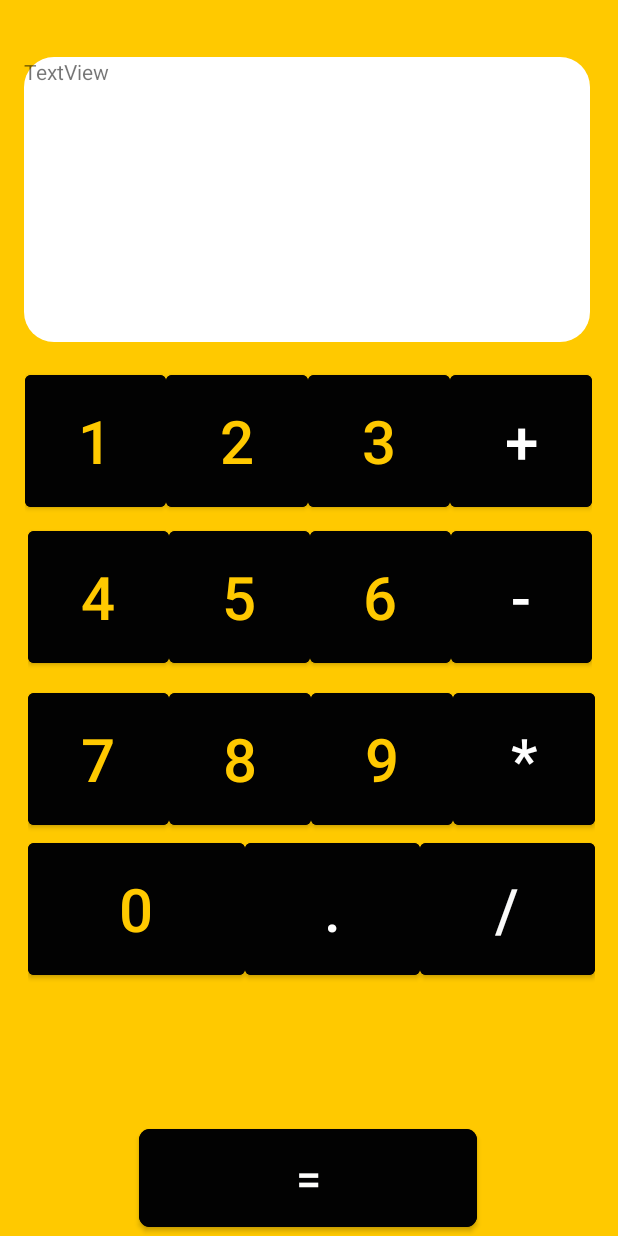
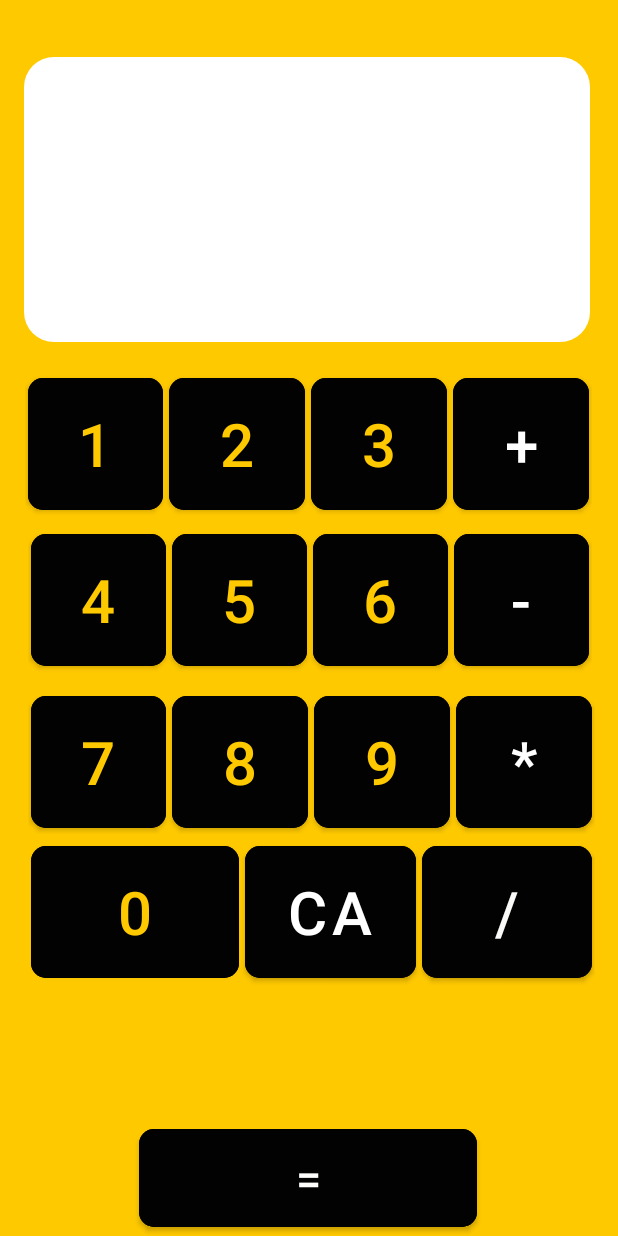
Before and after one commit to VishwasDubey150/My-calculator, an Android app: the screen it shows after launch (MainActivity), on a phone screen of 412 x 824 dp. Run offline under Robolectric (Android 15) with nearby library versions, the phone set to English and light mode, and no system bars.

Commit message:
only internal coading left

```diff
--- a/app/src/main/java/com/example/calculator/MainActivity.kt
+++ b/app/src/main/java/com/example/calculator/MainActivity.kt
@@ -5,11 +5,23 @@ import android.os.Bundle
 import android.view.View
 import android.view.View.SYSTEM_UI_FLAG_FULLSCREEN
 import android.view.Window
-
+import android.widget.Button
+import android.widget.TextView
+// null to remove nullable exceptions
+private var tvinput: TextView? = null
 class MainActivity : AppCompatActivity() {
     override fun onCreate(savedInstanceState: Bundle?) {
         super.onCreate(savedInstanceState)
         setContentView(R.layout.activity_main)
         supportActionBar?.hide()
+        tvinput=findViewById(R.id.tvinput)
+
+    }
+
+    fun digit(view: android.view.View) {
+        tvinput?.append((view as Button).text)
+    }
+    fun clear(view: android.view.View) {
+        tvinput?.text=""
     }
 }
--- a/app/src/main/res/layout/activity_main.xml
+++ b/app/src/main/res/layout/activity_main.xml
@@ -8,11 +8,14 @@
     tools:context=".MainActivity">
 
     <TextView
-        android:id="@+id/textView3"
+        android:id="@+id/tvinput"
         android:layout_width="377dp"
         android:layout_height="190dp"
         android:background="@drawable/bg_et"
-        android:text="TextView"
+        android:textColor="@color/black"
+        android:padding="10sp"
+        android:gravity="bottom|right"
+        android:textSize="35sp"
         app:layout_constraintBottom_toBottomOf="parent"
         app:layout_constraintEnd_toEndOf="parent"
         app:layout_constraintHorizontal_bias="0.47"
@@ -38,18 +41,26 @@
             android:id="@+id/button1"
             android:layout_width="wrap_content"
             android:layout_height="wrap_content"
+            android:layout_margin="2dp"
             android:layout_weight="1"
             android:height="100dp"
             android:backgroundTint="#020202"
+
+            android:onClick="digit"
             android:text="1"
             android:textColor="#FFC900"
-            android:textSize="40sp" />
+            android:textSize="40sp"
+            app:cornerRadius="10dp" />
 
         <Button
 
             android:id="@+id/button2"
+            android:onClick="digit"
+
+            app:cornerRadius="10dp"
             android:layout_width="wrap_content"
             android:layout_height="wrap_content"
+            android:layout_margin="2dp"
             android:layout_weight="1"
             android:height="100dp"
             android:backgroundTint="#020202"
@@ -59,10 +70,13 @@
 
         <Button
             android:id="@+id/button3"
+            android:onClick="digit"
 
+            app:cornerRadius="10dp"
             android:layout_width="wrap_content"
             android:layout_height="wrap_content"
             android:layout_weight="1"
+            android:layout_margin="2dp"
             android:height="100dp"
             android:backgroundTint="#020202"
             android:text="3"
@@ -72,8 +86,10 @@
         <Button
             android:id="@+id/buttonplus"
 
+            app:cornerRadius="10dp"
             android:layout_width="wrap_content"
             android:layout_height="wrap_content"
+            android:layout_margin="2dp"
             android:layout_weight="1"
             android:height="100dp"
             android:backgroundTint="#020202"
@@ -99,21 +115,27 @@
         <Button
             android:id="@+id/button4"
 
+            app:cornerRadius="10dp"
             android:layout_width="wrap_content"
             android:layout_height="wrap_content"
             android:layout_weight="1"
             android:height="100dp"
             android:backgroundTint="#020202"
             android:text="4"
+            android:onClick="digit"
+            android:layout_margin="2dp"
             android:textColor="#FFC900"
             android:textSize="40sp" />
 
         <Button
+            android:onClick="digit"
             android:id="@+id/button5"
 
+            app:cornerRadius="10dp"
             android:layout_width="wrap_content"
             android:layout_height="wrap_content"
             android:layout_weight="1"
+            android:layout_margin="2dp"
             android:height="100dp"
             android:backgroundTint="#020202"
             android:text="5"
@@ -122,15 +144,18 @@
 
         <Button
             android:id="@+id/button6"
+            android:onClick="digit"
 
+            app:cornerRadius="10dp"
             android:layout_width="wrap_content"
             android:layout_height="wrap_content"
             android:layout_weight="1"
+            android:layout_margin="2dp"
             android:height="100dp"
             android:backgroundTint="#020202"
             android:text="6"
             android:textColor="#FFC900"
-            android:textSize="40sp" />
+            android:textSize="40sp"/>
 
         <Button
             android:id="@+id/buttonminus"
@@ -138,11 +163,13 @@
             android:layout_width="wrap_content"
             android:layout_height="wrap_content"
             android:layout_weight="1"
+            app:cornerRadius="10dp"
+            android:layout_margin="2dp"
             android:height="100dp"
             android:backgroundTint="#020202"
             android:text="-"
             android:textColor="#FFFFFF"
-            android:textSize="40sp" />
+            android:textSize="40sp"/>
     </LinearLayout>
 
     <LinearLayout
@@ -162,10 +189,13 @@
 
         <Button
             android:id="@+id/button7"
+            android:onClick="digit"
 
+            app:cornerRadius="10dp"
             android:layout_width="wrap_content"
             android:layout_height="wrap_content"
             android:layout_weight="1"
+            android:layout_margin="2dp"
             android:height="100dp"
             android:backgroundTint="#020202"
             android:text="7"
@@ -174,7 +204,9 @@
 
         <Button
             android:id="@+id/button8"
-
+            android:layout_margin="2dp"
+            android:onClick="digit"
+            app:cornerRadius="10dp"
             android:layout_width="wrap_content"
             android:layout_height="wrap_content"
             android:layout_weight="1"
@@ -186,11 +218,13 @@
 
         <Button
             android:id="@+id/button9"
-
+            android:layout_margin="2dp"
+            app:cornerRadius="10dp"
             android:layout_width="wrap_content"
             android:layout_height="wrap_content"
             android:layout_weight="1"
             android:height="100dp"
+            android:onClick="digit"
             android:backgroundTint="#020202"
             android:text="9"
             android:textColor="#FFC900"
@@ -198,6 +232,8 @@
 
         <Button
             android:id="@+id/buttonmult"
+            android:layout_margin="2dp"
+            app:cornerRadius="10dp"
             android:layout_width="wrap_content"
             android:layout_height="wrap_content"
             android:layout_weight="1"
@@ -227,34 +263,40 @@
 
         <Button
             android:id="@+id/button0"
-
+            app:cornerRadius="10dp"
+            android:onClick="digit"
             android:layout_width="wrap_content"
             android:layout_height="wrap_content"
             android:layout_weight="2"
             android:height="100dp"
+            android:layout_margin="2dp"
             android:backgroundTint="#020202"
             android:text="0"
             android:textColor="#FFC900"
             android:textSize="40sp" />
 
         <Button
-            android:id="@+id/buttondot"
-
+            android:id="@+id/buttonclr"
+            android:layout_margin="2dp"
+            android:onClick="clear"
+            app:cornerRadius="10dp"
             android:layout_width="wrap_content"
             android:layout_height="wrap_content"
             android:layout_weight="1"
             android:height="100dp"
             android:backgroundTint="#020202"
-            android:text="."
+            android:text="CA"
             android:textColor="#FFFFFF"
             android:textSize="40sp" />
 
         <Button
             android:id="@+id/buttondiv"
 
+            app:cornerRadius="10dp"
             android:layout_width="wrap_content"
             android:layout_height="wrap_content"
             android:layout_weight="1"
+            android:layout_margin="2dp"
             android:height="100dp"
             android:backgroundTint="#020202"
             android:text="/"
@@ -265,6 +307,8 @@
 
     <Button
         android:id="@+id/buttoneq"
+
+        app:cornerRadius="10dp"
         android:layout_width="225dp"
         android:layout_height="77dp"
         android:height="100dp"
@@ -272,7 +316,6 @@
         android:text="="
         android:textColor="#FDFDFC"
         android:textSize="30sp"
-        app:cornerRadius="7dp"
         app:layout_constraintBottom_toBottomOf="parent"
         app:layout_constraintEnd_toEndOf="parent"
         app:layout_constraintHorizontal_bias="0.496"
```
